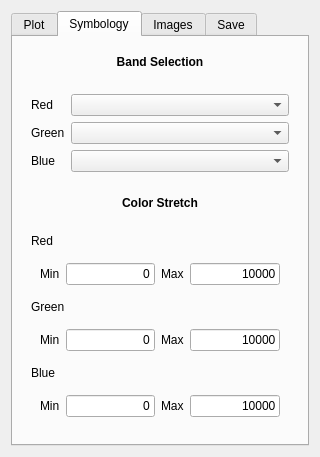
Before: the Qt Designer form ui/ui_ccdctools.ui in ceholden/TSTools, drawn with Qt 5.
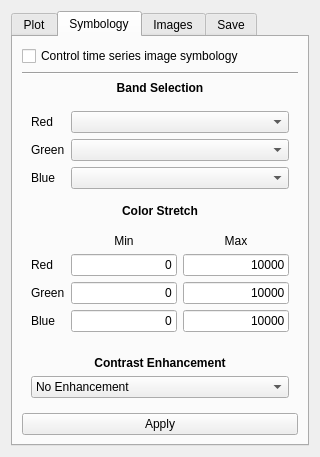
After: the same form once the commit is applied.

Commit message: Finalized symbology tab. Now can control symbology for all layers within image time series at once.

```diff
--- a/ui/ui_ccdctools.ui
+++ b/ui/ui_ccdctools.ui
@@ -189,18 +189,28 @@
       <attribute name="title">
        <string>Symbology</string>
       </attribute>
-      <layout class="QVBoxLayout" name="verticalLayout_4">
-       <item>
-        <widget class="QLabel" name="label_2">
+      <layout class="QGridLayout" name="gridLayout_2">
+       <item row="4" column="0">
+        <widget class="QLabel" name="lab_colorstretch">
          <property name="text">
-          <string>&lt;html&gt;&lt;head/&gt;&lt;body&gt;&lt;p&gt;&lt;span style=&quot; font-weight:600;&quot;&gt;Band Selection&lt;/span&gt;&lt;/p&gt;&lt;/body&gt;&lt;/html&gt;</string>
+          <string>&lt;html&gt;&lt;head/&gt;&lt;body&gt;&lt;p&gt;&lt;span style=&quot; font-weight:600;&quot;&gt;Color Stretch&lt;/span&gt;&lt;/p&gt;&lt;/body&gt;&lt;/html&gt;</string>
+         </property>
+         <property name="textFormat">
+          <enum>Qt::AutoText</enum>
          </property>
          <property name="alignment">
           <set>Qt::AlignCenter</set>
          </property>
         </widget>
        </item>
-       <item>
+       <item row="0" column="0">
+        <widget class="QCheckBox" name="cbox_symbolcontrol">
+         <property name="text">
+          <string>Control time series image symbology</string>
+         </property>
+        </widget>
+       </item>
+       <item row="3" column="0">
         <widget class="QWidget" name="widget" native="true">
          <layout class="QFormLayout" name="formLayout_2">
           <property name="fieldGrowthPolicy">
@@ -239,169 +249,177 @@
          </layout>
         </widget>
        </item>
-       <item>
-        <widget class="QLabel" name="label_6">
-         <property name="text">
-          <string>&lt;html&gt;&lt;head/&gt;&lt;body&gt;&lt;p&gt;&lt;span style=&quot; font-weight:600;&quot;&gt;Color Stretch&lt;/span&gt;&lt;/p&gt;&lt;/body&gt;&lt;/html&gt;</string>
-         </property>
-         <property name="textFormat">
-          <enum>Qt::AutoText</enum>
-         </property>
-         <property name="alignment">
-          <set>Qt::AlignCenter</set>
-         </property>
-        </widget>
-       </item>
-       <item>
-        <widget class="QWidget" name="widget_2" native="true">
-         <layout class="QVBoxLayout" name="verticalLayout_5">
-          <item>
+       <item row="5" column="0">
+        <widget class="QWidget" name="widget_4" native="true">
+         <layout class="QGridLayout" name="gridLayout">
+          <item row="1" column="3">
+           <widget class="QLabel" name="lab_symbol_min">
+            <property name="text">
+             <string>Min</string>
+            </property>
+            <property name="alignment">
+             <set>Qt::AlignCenter</set>
+            </property>
+           </widget>
+          </item>
+          <item row="4" column="1">
+           <widget class="QLabel" name="label_9">
+            <property name="text">
+             <string>Blue</string>
+            </property>
+           </widget>
+          </item>
+          <item row="2" column="5">
+           <widget class="QLineEdit" name="edit_redmax">
+            <property name="text">
+             <string>10000</string>
+            </property>
+            <property name="alignment">
+             <set>Qt::AlignRight|Qt::AlignTrailing|Qt::AlignVCenter</set>
+            </property>
+           </widget>
+          </item>
+          <item row="3" column="5">
+           <widget class="QLineEdit" name="edit_greenmax">
+            <property name="text">
+             <string>10000</string>
+            </property>
+            <property name="alignment">
+             <set>Qt::AlignRight|Qt::AlignTrailing|Qt::AlignVCenter</set>
+            </property>
+           </widget>
+          </item>
+          <item row="4" column="5">
+           <widget class="QLineEdit" name="edit_bluemax">
+            <property name="text">
+             <string>10000</string>
+            </property>
+            <property name="alignment">
+             <set>Qt::AlignRight|Qt::AlignTrailing|Qt::AlignVCenter</set>
+            </property>
+           </widget>
+          </item>
+          <item row="2" column="1">
            <widget class="QLabel" name="label_7">
             <property name="text">
              <string>Red</string>
             </property>
            </widget>
           </item>
-          <item>
-           <widget class="QWidget" name="widget_4" native="true">
-            <layout class="QGridLayout" name="gridLayout">
-             <item row="0" column="1">
-              <widget class="QLineEdit" name="edit_redmin">
-               <property name="text">
-                <string>0</string>
-               </property>
-               <property name="alignment">
-                <set>Qt::AlignRight|Qt::AlignTrailing|Qt::AlignVCenter</set>
-               </property>
-              </widget>
-             </item>
-             <item row="0" column="0">
-              <widget class="QLabel" name="lab_redmin">
-               <property name="text">
-                <string>Min</string>
-               </property>
-              </widget>
-             </item>
-             <item row="0" column="3">
-              <widget class="QLineEdit" name="edit_redmax">
-               <property name="text">
-                <string>10000</string>
-               </property>
-               <property name="alignment">
-                <set>Qt::AlignRight|Qt::AlignTrailing|Qt::AlignVCenter</set>
-               </property>
-              </widget>
-             </item>
-             <item row="0" column="2">
-              <widget class="QLabel" name="lab_redmax">
-               <property name="text">
-                <string>Max</string>
-               </property>
-              </widget>
-             </item>
-            </layout>
+          <item row="4" column="3">
+           <widget class="QLineEdit" name="edit_bluemin">
+            <property name="text">
+             <string>0</string>
+            </property>
+            <property name="alignment">
+             <set>Qt::AlignRight|Qt::AlignTrailing|Qt::AlignVCenter</set>
+            </property>
            </widget>
           </item>
-          <item>
+          <item row="1" column="5">
+           <widget class="QLabel" name="lab_symbol_max">
+            <property name="text">
+             <string>Max</string>
+            </property>
+            <property name="alignment">
+             <set>Qt::AlignCenter</set>
+            </property>
+           </widget>
+          </item>
+          <item row="2" column="3">
+           <widget class="QLineEdit" name="edit_redmin">
+            <property name="text">
+             <string>0</string>
+            </property>
+            <property name="alignment">
+             <set>Qt::AlignRight|Qt::AlignTrailing|Qt::AlignVCenter</set>
+            </property>
+           </widget>
+          </item>
+          <item row="3" column="1">
            <widget class="QLabel" name="label_8">
             <property name="text">
              <string>Green</string>
             </property>
            </widget>
           </item>
-          <item>
-           <widget class="QWidget" name="widget_3" native="true">
-            <layout class="QGridLayout" name="gridLayout_2">
-             <property name="sizeConstraint">
-              <enum>QLayout::SetDefaultConstraint</enum>
-             </property>
-             <item row="0" column="2">
-              <widget class="QLabel" name="lab_greenmax">
-               <property name="text">
-                <string>Max</string>
-               </property>
-              </widget>
-             </item>
-             <item row="0" column="0">
-              <widget class="QLabel" name="lab_greenmin">
-               <property name="text">
-                <string>Min</string>
-               </property>
-              </widget>
-             </item>
-             <item row="0" column="1">
-              <widget class="QLineEdit" name="edit_greenmin">
-               <property name="text">
-                <string>0</string>
-               </property>
-               <property name="alignment">
-                <set>Qt::AlignRight|Qt::AlignTrailing|Qt::AlignVCenter</set>
-               </property>
-              </widget>
-             </item>
-             <item row="0" column="3">
-              <widget class="QLineEdit" name="edit_greenmax">
-               <property name="text">
-                <string>10000</string>
-               </property>
-               <property name="alignment">
-                <set>Qt::AlignRight|Qt::AlignTrailing|Qt::AlignVCenter</set>
-               </property>
-              </widget>
-             </item>
-            </layout>
+          <item row="3" column="3">
+           <widget class="QLineEdit" name="edit_greenmin">
+            <property name="text">
+             <string>0</string>
+            </property>
+            <property name="alignment">
+             <set>Qt::AlignRight|Qt::AlignTrailing|Qt::AlignVCenter</set>
+            </property>
            </widget>
           </item>
+         </layout>
+        </widget>
+       </item>
+       <item row="6" column="0">
+        <widget class="QWidget" name="widget_2" native="true">
+         <layout class="QVBoxLayout" name="verticalLayout_4">
           <item>
-           <widget class="QLabel" name="label_9">
+           <widget class="QLabel" name="lab_cenhance">
             <property name="text">
-             <string>Blue</string>
+             <string>&lt;html&gt;&lt;head/&gt;&lt;body&gt;&lt;p&gt;&lt;span style=&quot; font-weight:600;&quot;&gt;Contrast Enhancement&lt;/span&gt;&lt;/p&gt;&lt;/body&gt;&lt;/html&gt;</string>
             </property>
+            <property name="alignment">
+             <set>Qt::AlignCenter</set>
+            </property>
            </widget>
           </item>
           <item>
-           <widget class="QWidget" name="widget_5" native="true">
-            <layout class="QGridLayout" name="gridLayout_3">
-             <item row="0" column="2">
-              <widget class="QLabel" name="lab_bluemax">
-               <property name="text">
-                <string>Max</string>
-               </property>
-              </widget>
-             </item>
-             <item row="0" column="0">
-              <widget class="QLabel" name="lab_bluemin">
-               <property name="text">
-                <string>Min</string>
-               </property>
-              </widget>
-             </item>
-             <item row="0" column="1">
-              <widget class="QLineEdit" name="edit_bluemin">
-               <property name="text">
-                <string>0</string>
-               </property>
-               <property name="alignment">
-                <set>Qt::AlignRight|Qt::AlignTrailing|Qt::AlignVCenter</set>
-               </property>
-              </widget>
-             </item>
-             <item row="0" column="3">
-              <widget class="QLineEdit" name="edit_bluemax">
-               <property name="text">
-                <string>10000</string>
-               </property>
-               <property name="alignment">
-                <set>Qt::AlignRight|Qt::AlignTrailing|Qt::AlignVCenter</set>
-               </property>
-              </widget>
-             </item>
-            </layout>
+           <widget class="QComboBox" name="combox_cenhance">
+            <item>
+             <property name="text">
+              <string>No Enhancement</string>
+             </property>
+            </item>
+            <item>
+             <property name="text">
+              <string>Stretch to min/max</string>
+             </property>
+            </item>
+            <item>
+             <property name="text">
+              <string>Stretch and clip to min/max</string>
+             </property>
+            </item>
+            <item>
+             <property name="text">
+              <string>Clip to min/max</string>
+             </property>
+            </item>
            </widget>
           </item>
          </layout>
         </widget>
        </item>
+       <item row="2" column="0">
+        <widget class="QLabel" name="lab_bandselect">
+         <property name="text">
+          <string>&lt;html&gt;&lt;head/&gt;&lt;body&gt;&lt;p&gt;&lt;span style=&quot; font-weight:600;&quot;&gt;Band Selection&lt;/span&gt;&lt;/p&gt;&lt;/body&gt;&lt;/html&gt;</string>
+         </property>
+         <property name="alignment">
+          <set>Qt::AlignCenter</set>
+         </property>
+        </widget>
+       </item>
+       <item row="1" column="0">
+        <widget class="Line" name="line">
+         <property name="orientation">
+          <enum>Qt::Horizontal</enum>
+         </property>
+        </widget>
+       </item>
+       <item row="7" column="0">
+        <widget class="QPushButton" name="but_symbol_apply">
+         <property name="text">
+          <string>Apply</string>
+         </property>
+        </widget>
+       </item>
       </layout>
      </widget>
      <widget class="QWidget" name="tab_images">
```
Left out of the diff: 2 changed lines with no effect on the pictures. The commit also changes 3 other files.
